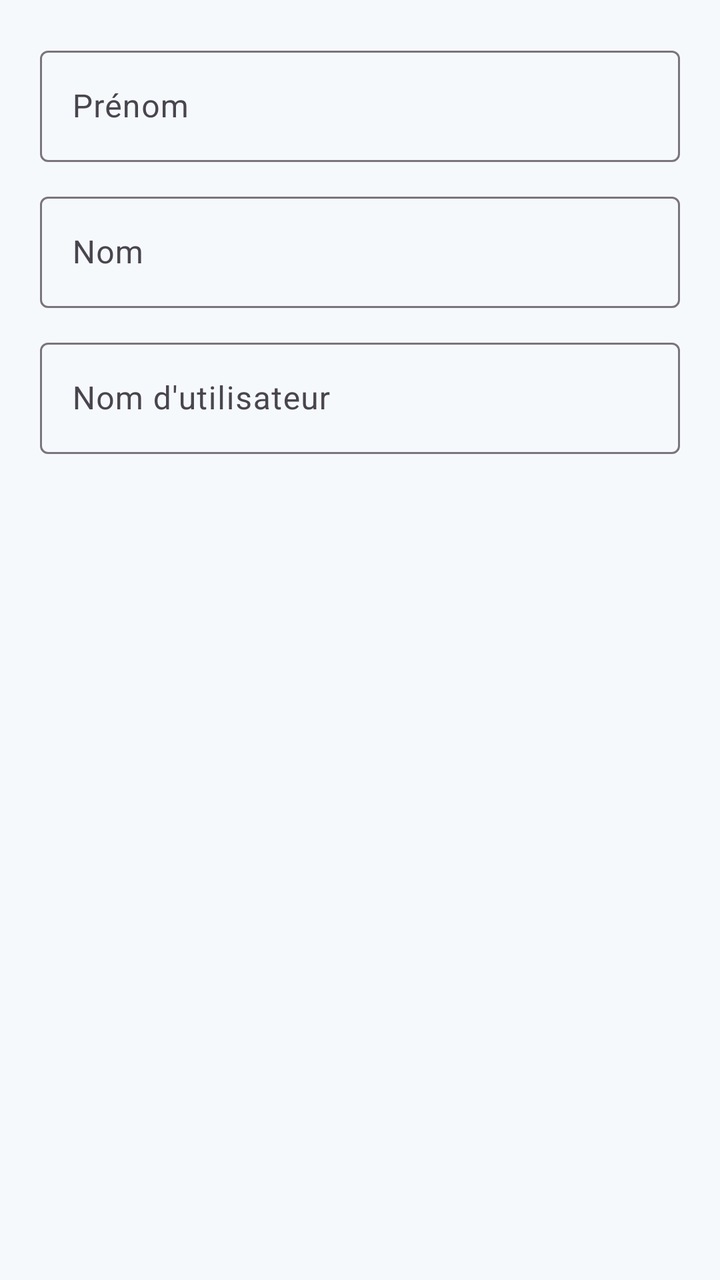
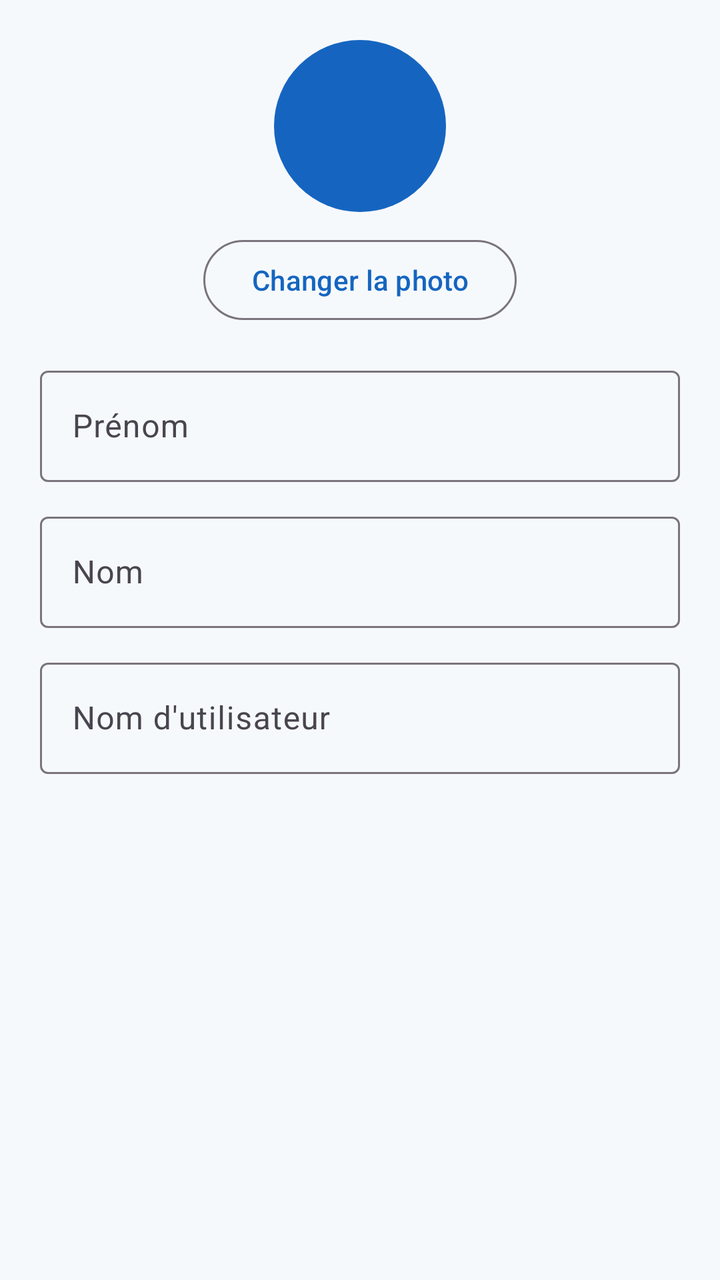

Screens rendered from an Android XML layout before and after an edit, with the pre-edit source and the edit as a unified diff.
<!-- AndroidManifest.xml: application theme Theme.Traveling -->
<!-- res/layout/dialog_edit_profile.xml -->
<?xml version="1.0" encoding="utf-8"?>
<LinearLayout xmlns:android="http://schemas.android.com/apk/res/android"
    android:layout_width="match_parent"
    android:layout_height="wrap_content"
    android:orientation="vertical"
    android:padding="20dp">

    <com.google.android.material.textfield.TextInputLayout
        android:layout_width="match_parent"
        android:layout_height="wrap_content"
        android:hint="Prénom">

        <com.google.android.material.textfield.TextInputEditText
            android:id="@+id/editFirstName"
            android:layout_width="match_parent"
            android:layout_height="wrap_content"
            android:inputType="textCapWords" />

    </com.google.android.material.textfield.TextInputLayout>

    <com.google.android.material.textfield.TextInputLayout
        android:layout_width="match_parent"
        android:layout_height="wrap_content"
        android:layout_marginTop="12dp"
        android:hint="Nom">

        <com.google.android.material.textfield.TextInputEditText
            android:id="@+id/editLastName"
            android:layout_width="match_parent"
            android:layout_height="wrap_content"
            android:inputType="textCapWords" />

    </com.google.android.material.textfield.TextInputLayout>

    <com.google.android.material.textfield.TextInputLayout
        android:layout_width="match_parent"
        android:layout_height="wrap_content"
        android:layout_marginTop="12dp"
        android:hint="Nom d'utilisateur">

        <com.google.android.material.textfield.TextInputEditText
            android:id="@+id/editUsername"
            android:layout_width="match_parent"
            android:layout_height="wrap_content"
            android:inputType="text"
            android:maxLines="1" />

    </com.google.android.material.textfield.TextInputLayout>

</LinearLayout>
<!-- resources referenced by this layout -->
<resources>
  <style name="Theme.Traveling" parent="Base.Theme.Traveling" />
  <style name="Base.Theme.Traveling" parent="Theme.Material3.DayNight.NoActionBar">
          <item name="colorPrimary">@color/travel_primary</item>
          <item name="colorOnPrimary">@color/travel_on_primary</item>
  
          <item name="colorSecondary">@color/travel_secondary</item>
          <item name="colorOnSecondary">@color/travel_on_secondary</item>
  
          <item name="colorTertiary">@color/travel_tertiary</item>
          <item name="colorOnTertiary">@color/travel_on_tertiary</item>
  
          <item name="android:colorBackground">@color/travel_background</item>
          <item name="colorSurface">@color/travel_surface</item>
          <item name="colorOnSurface">@color/travel_on_surface</item>
      </style>
  <color name="travel_primary">#1565C0</color>
  <color name="travel_on_primary">#FFFFFF</color>
  <color name="travel_secondary">#26A69A</color>
  <color name="travel_on_secondary">#FFFFFF</color>
  <color name="travel_tertiary">#FFB74D</color>
  <color name="travel_on_tertiary">#1F2937</color>
  <color name="travel_background">#F6F9FC</color>
  <color name="travel_surface">#FFFFFF</color>
  <color name="travel_on_surface">#1F2937</color>
</resources>

<!-- the commit's change to res/layout/dialog_edit_profile.xml (unified diff, before → after) -->
@@ -4,6 +4,33 @@
     android:layout_height="wrap_content"
     android:orientation="vertical"
     android:padding="20dp">
+
+    <LinearLayout
+        android:layout_width="match_parent"
+        android:layout_height="wrap_content"
+        android:gravity="center"
+        android:orientation="vertical"
+        android:layout_marginBottom="16dp">
+
+        <ImageView
+            android:id="@+id/imageEditAvatar"
+            android:layout_width="86dp"
+            android:layout_height="86dp"
+            android:background="@drawable/bg_avatar_circle"
+            android:contentDescription="Photo de profil"
+            android:padding="2dp"
+            android:scaleType="centerCrop" />
+
+        <com.google.android.material.button.MaterialButton
+            android:id="@+id/buttonChooseAvatar"
+            style="?attr/materialButtonOutlinedStyle"
+            android:layout_width="wrap_content"
+            android:layout_height="wrap_content"
+            android:layout_marginTop="10dp"
+            android:text="Changer la photo"
+            android:textAllCaps="false" />
+
+    </LinearLayout>
 
     <com.google.android.material.textfield.TextInputLayout
         android:layout_width="match_parent"
<!-- resource entries referenced after the edit -->
@@ -1,5 +1,12 @@
 <!-- resources referenced by this layout -->
 <resources>
+  <!-- drawable bg_avatar_circle (drawable) -->
+  <?xml version="1.0" encoding="utf-8"?>
+  <shape xmlns:android="http://schemas.android.com/apk/res/android"
+      android:shape="oval">
+  
+      <solid android:color="@color/travel_primary" />
+  </shape>
   <style name="Theme.Traveling" parent="Base.Theme.Traveling" />
   <style name="Base.Theme.Traveling" parent="Theme.Material3.DayNight.NoActionBar">
           <item name="colorPrimary">@color/travel_primary</item>
